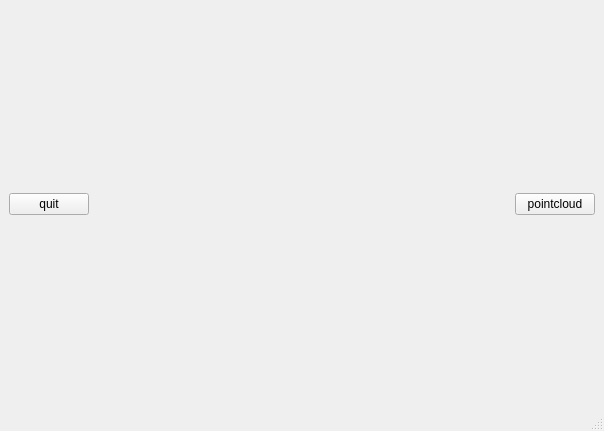
wangzivector/Object_Recognition_and_Alignment-ROS-RCNN-PCL-Qt-GUI, file src/qt_ros_pcl/gui/mainwindow.ui: the form before one commit.
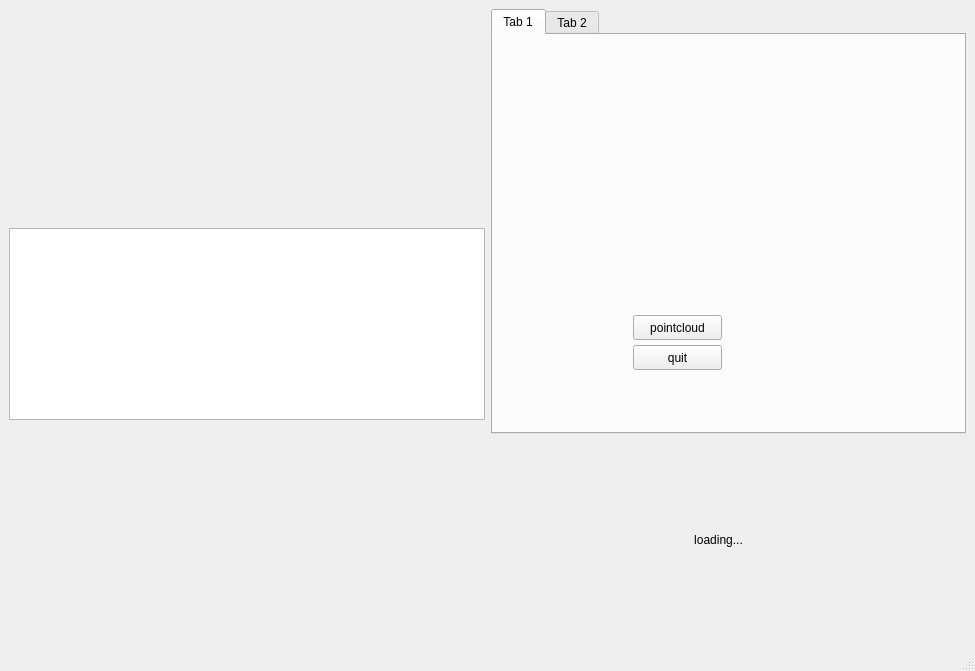
The form after the commit.

```diff
--- a/src/qt_ros_pcl/gui/mainwindow.ui
+++ b/src/qt_ros_pcl/gui/mainwindow.ui
@@ -6,8 +6,8 @@
    <rect>
     <x>0</x>
     <y>0</y>
-    <width>604</width>
-    <height>431</height>
+    <width>975</width>
+    <height>671</height>
    </rect>
   </property>
   <property name="sizePolicy">
@@ -20,45 +20,107 @@
    <string>MainWindow</string>
   </property>
   <widget class="QWidget" name="centralwidget">
-   <layout class="QVBoxLayout" name="verticalLayout_2">
+   <layout class="QHBoxLayout" name="horizontalLayout_3">
     <item>
-     <layout class="QVBoxLayout" name="verticalLayout">
-      <property name="sizeConstraint">
-       <enum>QLayout::SetMaximumSize</enum>
-      </property>
+     <layout class="QVBoxLayout" name="verticalLayout_left">
+      <item>
+       <layout class="QVBoxLayout" name="verticalLayout"/>
+      </item>
+      <item>
+       <layout class="QVBoxLayout" name="verticalLayout_3">
+        <item>
+         <widget class="QTextBrowser" name="textBrowser">
+          <property name="sizePolicy">
+           <sizepolicy hsizetype="Expanding" vsizetype="Fixed">
+            <horstretch>0</horstretch>
+            <verstretch>50</verstretch>
+           </sizepolicy>
+          </property>
+         </widget>
+        </item>
+       </layout>
+      </item>
      </layout>
     </item>
     <item>
-     <layout class="QVBoxLayout" name="verticalLayout_3">
+     <layout class="QVBoxLayout" name="verticalLayout_right">
       <item>
-       <layout class="QHBoxLayout" name="horizontalLayout">
-        <item>
+       <widget class="QTabWidget" name="tabWidget">
+        <widget class="QWidget" name="tab">
+         <attribute name="title">
+          <string>Tab 1</string>
+         </attribute>
          <widget class="QPushButton" name="pushButton_quit">
+          <property name="geometry">
+           <rect>
+            <x>140</x>
+            <y>310</y>
+            <width>89</width>
+            <height>25</height>
+           </rect>
+          </property>
           <property name="text">
            <string>quit</string>
           </property>
          </widget>
+         <widget class="QPushButton" name="pushButton_pc">
+          <property name="geometry">
+           <rect>
+            <x>140</x>
+            <y>280</y>
+            <width>89</width>
+            <height>25</height>
+           </rect>
+          </property>
+          <property name="text">
+           <string>pointcloud</string>
+          </property>
+         </widget>
+        </widget>
+        <widget class="QWidget" name="tab_2">
+         <attribute name="title">
+          <string>Tab 2</string>
+         </attribute>
+        </widget>
+       </widget>
+      </item>
+      <item>
+       <layout class="QHBoxLayout" name="horizontalLayout_4">
+        <item>
+         <widget class="QLabel" name="label">
+          <property name="sizePolicy">
+           <sizepolicy hsizetype="Expanding" vsizetype="Preferred">
+            <horstretch>0</horstretch>
+            <verstretch>50</verstretch>
+           </sizepolicy>
+          </property>
+          <property name="layoutDirection">
+           <enum>Qt::LeftToRight</enum>
+          </property>
+          <property name="text">
+           <string>loading...</string>
+          </property>
+          <property name="alignment">
+           <set>Qt::AlignCenter</set>
+          </property>
+         </widget>
         </item>
         <item>
-         <spacer name="horizontalSpacer">
+         <spacer name="verticalSpacer">
           <property name="orientation">
-           <enum>Qt::Horizontal</enum>
+           <enum>Qt::Vertical</enum>
+          </property>
+          <property name="sizeType">
+           <enum>QSizePolicy::Fixed</enum>
           </property>
           <property name="sizeHint" stdset="0">
            <size>
-            <width>40</width>
-            <height>20</height>
+            <width>20</width>
+            <height>200</height>
            </size>
           </property>
          </spacer>
         </item>
-        <item>
-         <widget class="QPushButton" name="pushButton_pc">
-          <property name="text">
-           <string>pointcloud</string>
-          </property>
-         </widget>
-        </item>
        </layout>
       </item>
      </layout>
```
Left out of the diff: 2 changed lines with no effect on the pictures.
